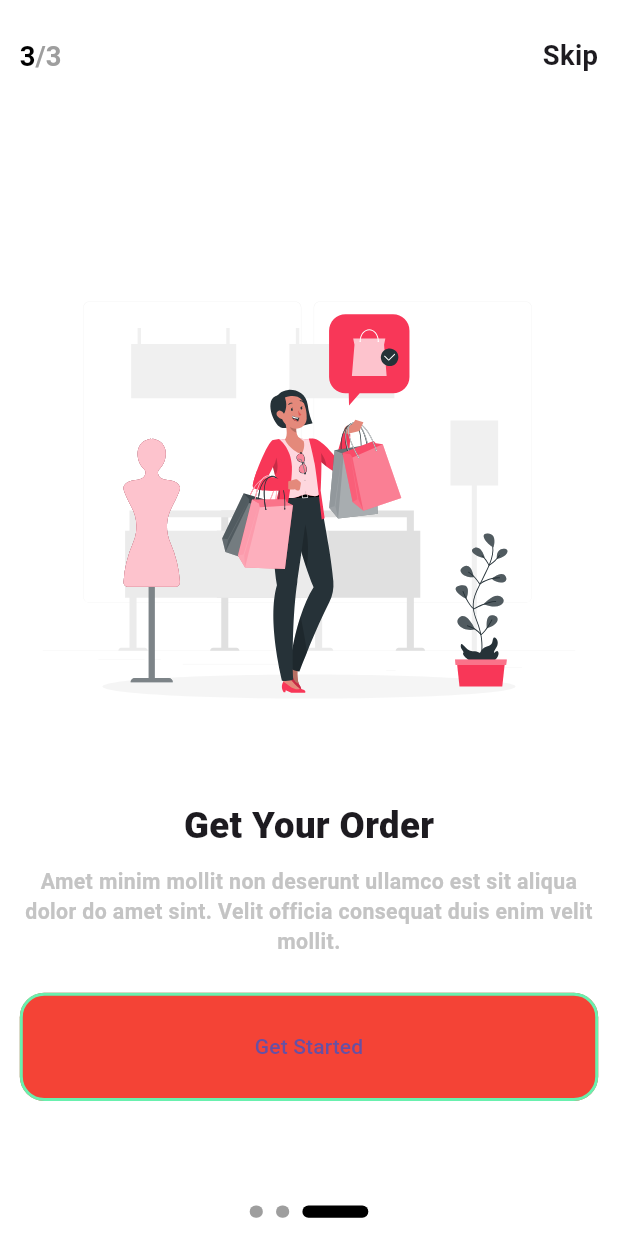
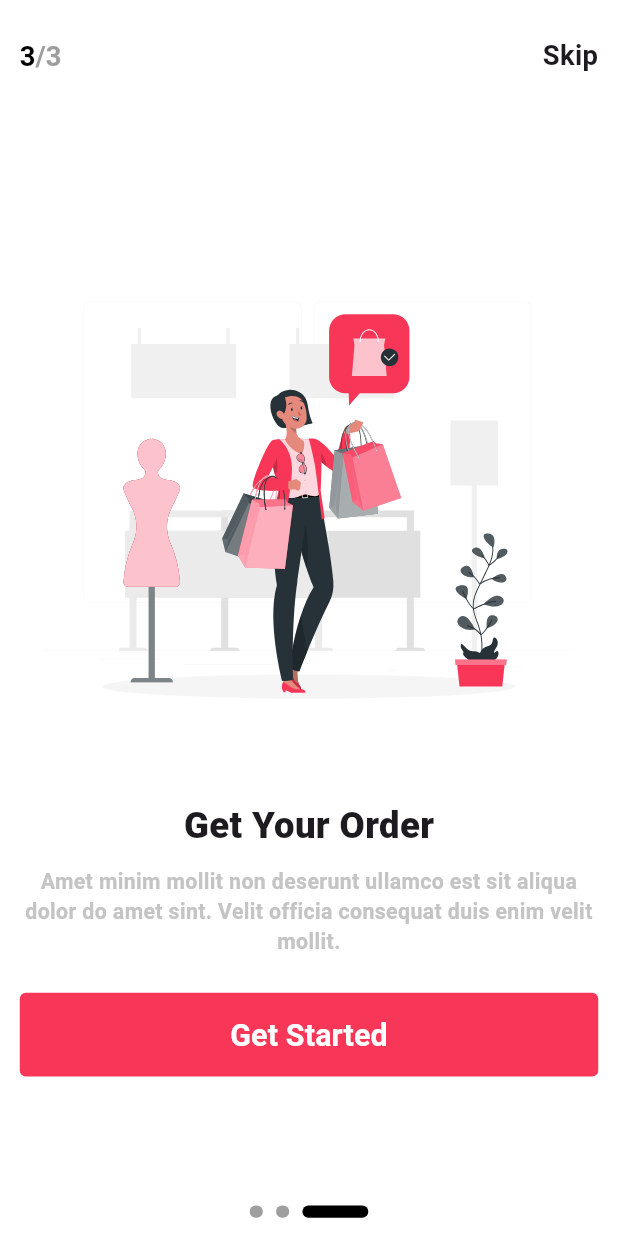
Before and after one commit to mostafaramadanhamed/etea, a Flutter app: the screen it shows after launch, swiped to page 3, on a phone screen of 412 x 824 dp. Run offline on Flutter 3.47's test engine with Material 3 defaults, Android fonts, the phone set to English and light mode, and no system bars; our stand-ins replace flutter_screenutil, flutter_secure_storage, flutter_svg, shared_preferences.

Commit message:
- edit buton style - add button on third screen onboarding

```diff
--- a/lib/core/widgets/app_text_button.dart
+++ b/lib/core/widgets/app_text_button.dart
@@ -1,5 +1,8 @@
+import 'package:etea/core/theme/app_colors.dart';
 import 'package:flutter/material.dart';
 import 'package:flutter_screenutil/flutter_screenutil.dart';
+
+import '../theme/text_styles.dart';
 
 
 class AppTextButton extends StatelessWidget {
@@ -35,13 +38,12 @@ class AppTextButton extends StatelessWidget {
       style: ButtonStyle(
         shape: WidgetStateProperty.all<RoundedRectangleBorder>(
           RoundedRectangleBorder(
-            borderRadius: BorderRadius.circular(borderRadius ?? 16.0.r),
-            side:
-                BorderSide(color: borderColor ?? Colors.greenAccent, width: 2),
+            borderRadius: BorderRadius.circular(borderRadius ?? 4.0.r),
+
           ),
         ),
         backgroundColor: WidgetStatePropertyAll(
-          backgroundColor ?? Colors.red,
+          backgroundColor ??AppColors.primaryRed,
         ),
 
         padding: WidgetStateProperty.all<EdgeInsets>(
@@ -51,16 +53,17 @@ class AppTextButton extends StatelessWidget {
           ),
         ),
         fixedSize: WidgetStateProperty.all(
-          Size(buttonWidth?.w ?? double.maxFinite, buttonHeight ?? 71.h),
+          Size(buttonWidth?.w ?? double.maxFinite, buttonHeight ?? 55.h),
         ),
       ),
       onPressed: onPressed,
       child: Text(
         buttonText,
-        // style: textStyle ??
-        //     TextStyles.font20SemiBold.copyWith(
-        //       color: textColor ?? Colors.white,
-        //     ),
+        style: textStyle ??
+            TextStyles.font23WhiteSemiBold.copyWith(
+              color: textColor ?? Colors.white,
+              fontSize: 20.sp,
+            ),
       ),
     );
   }
--- a/lib/features/onboarding/ui/onboarding_screen.dart
+++ b/lib/features/onboarding/ui/onboarding_screen.dart
@@ -42,15 +42,16 @@ class OnboardingScreen extends StatelessWidget {
                 textAlign: TextAlign.center,
               ),
               24.ph,
-              AppTextButton(buttonText: 'Get Started', onPressed: () {
-                if (index == sliders.length - 1) {
-                 context.pushReplacementNamed(Routes.login);
-                }
-              }),
+              index == sliders.length - 1
+                  ? AppTextButton(
+                      buttonText: 'Get Started',
+                      onPressed: () {
+                        context.pushReplacementNamed(Routes.login);
+                      })
+                  : Container(),
               const Spacer(),
               BuildDot(index: index),
               12.ph,
-
             ],
           ),
         );
```
